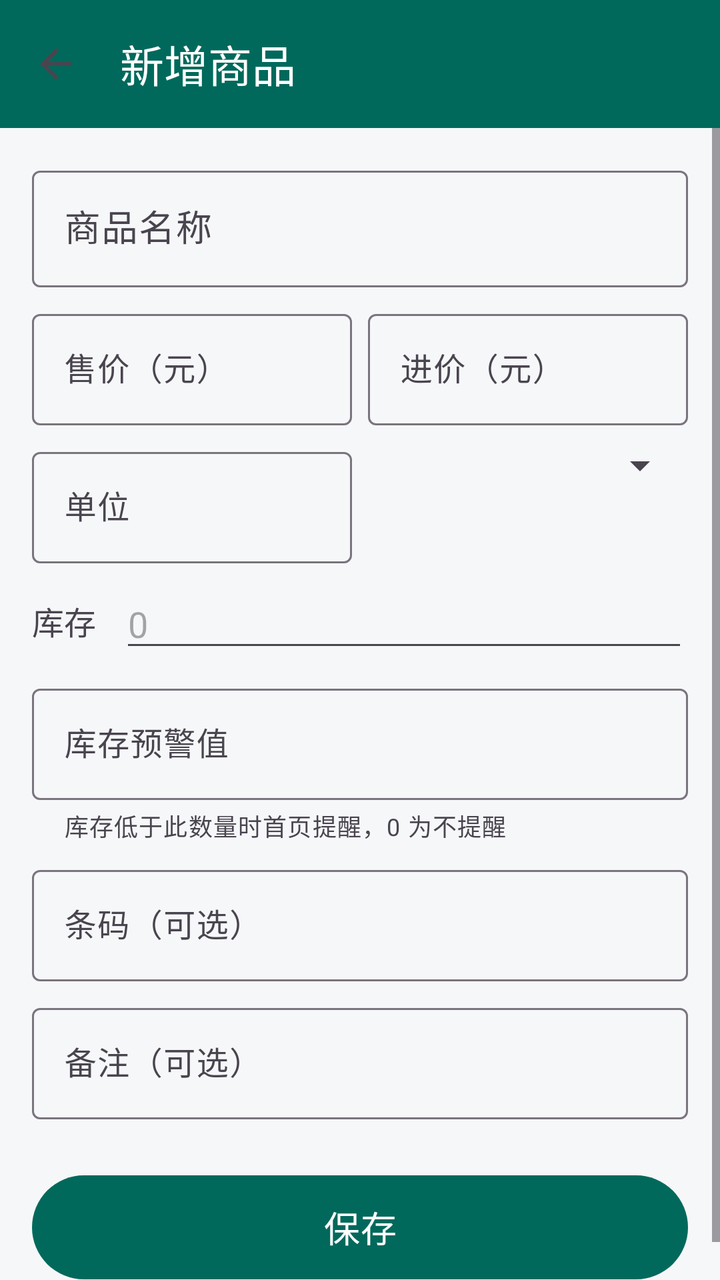
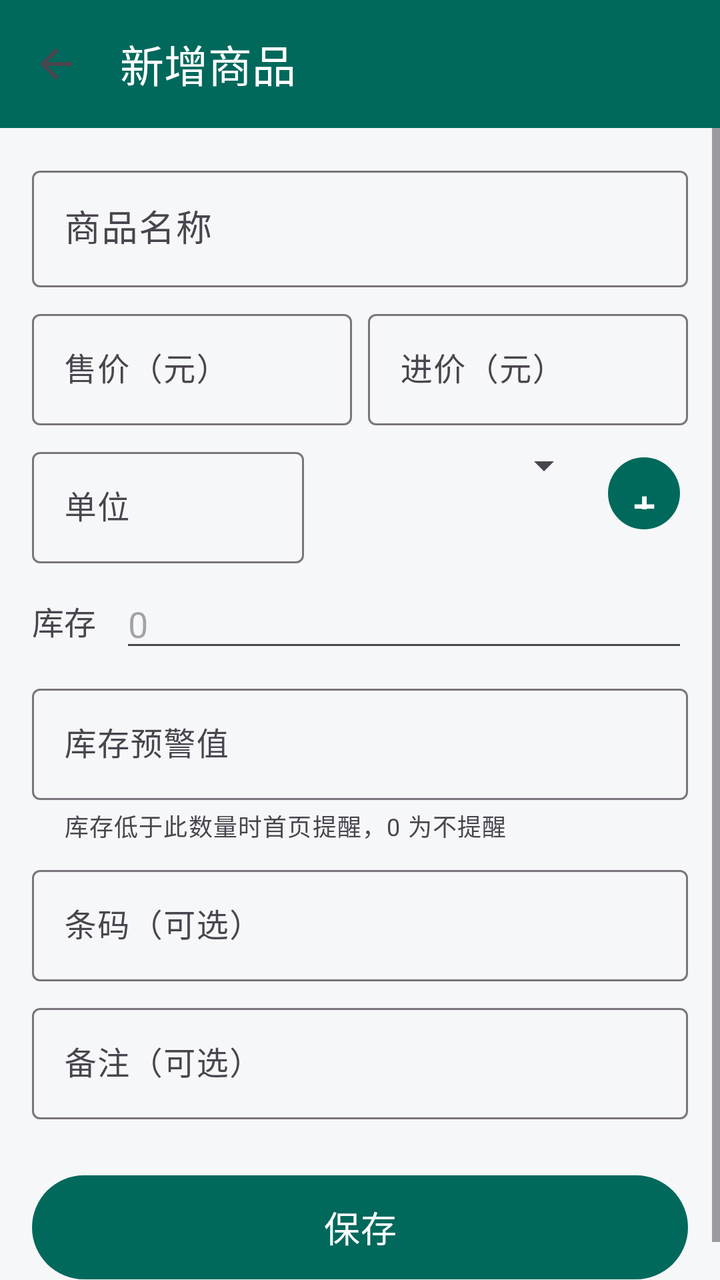

Compare the two renders of this Android layout. The source of the first and the diff that turns it into the second are given below.
<!-- AndroidManifest.xml: application theme Theme.Accounting -->
<!-- res/layout/activity_product_edit.xml -->
<?xml version="1.0" encoding="utf-8"?>
<LinearLayout xmlns:android="http://schemas.android.com/apk/res/android"
    xmlns:app="http://schemas.android.com/apk/res-auto"
    android:layout_width="match_parent"
    android:layout_height="match_parent"
    android:orientation="vertical">

    <com.google.android.material.appbar.MaterialToolbar
        android:id="@+id/toolbar"
        android:layout_width="match_parent"
        android:layout_height="?attr/actionBarSize"
        android:background="@color/brand_primary"
        app:title="@string/add_product"
        app:titleTextColor="#FFFFFF"
        app:navigationIcon="?attr/homeAsUpIndicator" />

    <ScrollView
        android:layout_width="match_parent"
        android:layout_height="0dp"
        android:layout_weight="1"
        android:fillViewport="true">

        <LinearLayout
            android:layout_width="match_parent"
            android:layout_height="wrap_content"
            android:orientation="vertical"
            android:padding="16dp">

            <com.google.android.material.textfield.TextInputLayout
                android:layout_width="match_parent"
                android:layout_height="wrap_content"
                android:hint="@string/product_name">

                <com.google.android.material.textfield.TextInputEditText
                    android:id="@+id/input_name"
                    android:layout_width="match_parent"
                    android:layout_height="wrap_content"
                    android:inputType="text"
                    android:maxLines="1"
                    android:textSize="18sp" />
            </com.google.android.material.textfield.TextInputLayout>

            <LinearLayout
                android:layout_width="match_parent"
                android:layout_height="wrap_content"
                android:orientation="horizontal"
                android:layout_marginTop="8dp">

                <com.google.android.material.textfield.TextInputLayout
                    android:layout_width="0dp"
                    android:layout_height="wrap_content"
                    android:layout_weight="1"
                    android:layout_marginEnd="8dp"
                    android:hint="@string/sale_price_label">

                    <com.google.android.material.textfield.TextInputEditText
                        android:id="@+id/input_sale_price"
                        android:layout_width="match_parent"
                        android:layout_height="wrap_content"
                        android:inputType="numberDecimal"
                        android:maxLines="1" />
                </com.google.android.material.textfield.TextInputLayout>

                <com.google.android.material.textfield.TextInputLayout
                    android:layout_width="0dp"
                    android:layout_height="wrap_content"
                    android:layout_weight="1"
                    android:hint="@string/purchase_price_label">

                    <com.google.android.material.textfield.TextInputEditText
                        android:id="@+id/input_purchase_price"
                        android:layout_width="match_parent"
                        android:layout_height="wrap_content"
                        android:inputType="numberDecimal"
                        android:maxLines="1" />
                </com.google.android.material.textfield.TextInputLayout>
            </LinearLayout>

            <LinearLayout
                android:layout_width="match_parent"
                android:layout_height="wrap_content"
                android:orientation="horizontal"
                android:layout_marginTop="8dp">

                <com.google.android.material.textfield.TextInputLayout
                    android:layout_width="0dp"
                    android:layout_height="wrap_content"
                    android:layout_weight="1"
                    android:layout_marginEnd="8dp"
                    android:hint="@string/unit_label">

                    <com.google.android.material.textfield.TextInputEditText
                        android:id="@+id/input_unit"
                        android:layout_width="match_parent"
                        android:layout_height="wrap_content"
                        android:inputType="text"
                        android:maxLines="1" />
                </com.google.android.material.textfield.TextInputLayout>

                <com.google.android.material.textfield.TextInputLayout
                    android:layout_width="0dp"
                    android:layout_height="wrap_content"
                    android:layout_weight="1"
                    android:hint="@string/category_label">

                    <androidx.appcompat.widget.AppCompatSpinner
                        android:id="@+id/spinner_category"
                        android:layout_width="match_parent"
                        android:layout_height="wrap_content"
                        android:padding="12dp" />
                </com.google.android.material.textfield.TextInputLayout>
            </LinearLayout>

            
            <LinearLayout
                android:id="@+id/row_initial_stock"
                android:layout_width="match_parent"
                android:layout_height="wrap_content"
                android:orientation="horizontal"
                android:layout_marginTop="8dp"
                android:gravity="center_vertical">

                <TextView
                    android:layout_width="wrap_content"
                    android:layout_height="wrap_content"
                    android:text="@string/stock_label"
                    android:textSize="16sp" />

                <EditText
                    android:id="@+id/input_initial_stock"
                    android:layout_width="0dp"
                    android:layout_height="wrap_content"
                    android:layout_weight="1"
                    android:layout_marginStart="12dp"
                    android:hint="0"
                    android:inputType="numberDecimal"
                    android:maxLines="1" />
            </LinearLayout>

            <com.google.android.material.textfield.TextInputLayout
                android:layout_width="match_parent"
                android:layout_height="wrap_content"
                android:layout_marginTop="8dp"
                android:hint="@string/low_stock_label"
                app:helperText="@string/low_stock_hint">

                <com.google.android.material.textfield.TextInputEditText
                    android:id="@+id/input_low_stock"
                    android:layout_width="match_parent"
                    android:layout_height="wrap_content"
                    android:inputType="numberDecimal"
                    android:maxLines="1" />
            </com.google.android.material.textfield.TextInputLayout>

            <com.google.android.material.textfield.TextInputLayout
                android:layout_width="match_parent"
                android:layout_height="wrap_content"
                android:layout_marginTop="8dp"
                android:hint="@string/barcode_label">

                <com.google.android.material.textfield.TextInputEditText
                    android:id="@+id/input_barcode"
                    android:layout_width="match_parent"
                    android:layout_height="wrap_content"
                    android:inputType="text"
                    android:maxLines="1" />
            </com.google.android.material.textfield.TextInputLayout>

            <com.google.android.material.textfield.TextInputLayout
                android:layout_width="match_parent"
                android:layout_height="wrap_content"
                android:layout_marginTop="8dp"
                android:hint="@string/product_note_label">

                <com.google.android.material.textfield.TextInputEditText
                    android:id="@+id/input_note"
                    android:layout_width="match_parent"
                    android:layout_height="wrap_content"
                    android:inputType="textMultiLine"
                    android:maxLines="3" />
            </com.google.android.material.textfield.TextInputLayout>

            <com.google.android.material.button.MaterialButton
                android:id="@+id/btn_save"
                android:layout_width="match_parent"
                android:layout_height="60dp"
                android:layout_marginTop="24dp"
                android:text="@string/save"
                android:textSize="18sp" />

            <com.google.android.material.button.MaterialButton
                android:id="@+id/btn_disable"
                style="@style/Widget.Material3.Button.OutlinedButton"
                android:layout_width="match_parent"
                android:layout_height="52dp"
                android:layout_marginTop="12dp"
                android:text="@string/disable_product"
                android:textColor="@color/money_out"
                android:visibility="gone" />
        </LinearLayout>
    </ScrollView>
</LinearLayout>
<!-- resources referenced by this layout -->
<resources>
  <color name="brand_primary">#00695C</color>
  <color name="money_out">#B3261E</color>
  <string name="add_product">新增商品</string>
  <string name="barcode_label">条码（可选）</string>
  <string name="category_label">分类</string>
  <string name="disable_product">停用</string>
  <string name="low_stock_hint">库存低于此数量时首页提醒，0 为不提醒</string>
  <string name="low_stock_label">库存预警值</string>
  <string name="product_name">商品名称</string>
  <string name="product_note_label">备注（可选）</string>
  <string name="purchase_price_label">进价（元）</string>
  <string name="sale_price_label">售价（元）</string>
  <string name="save">保存</string>
  <string name="stock_label">库存</string>
  <string name="unit_label">单位</string>
  <style name="Theme.Accounting" parent="Theme.Material3.DayNight.NoActionBar">
          <item name="colorPrimary">@color/brand_primary</item>
          <item name="colorOnPrimary">#FFFFFF</item>
          <item name="colorPrimaryContainer">@color/brand_primary_light</item>
          <item name="android:colorBackground">@color/bg_page</item>
          <item name="android:statusBarColor">@color/brand_primary_dark</item>
      </style>
  <color name="brand_primary_light">#B2DFDB</color>
  <color name="bg_page">#F6F7F8</color>
  <color name="brand_primary_dark">#004D40</color>
</resources>

<!-- the commit's change to res/layout/activity_product_edit.xml (unified diff, before → after) -->
@@ -1,5 +1,6 @@
 <?xml version="1.0" encoding="utf-8"?>
-<LinearLayout xmlns:android="http://schemas.android.com/apk/res/android"
+<LinearLayout
+    android:fitsSystemWindows="true" xmlns:android="http://schemas.android.com/apk/res/android"
     xmlns:app="http://schemas.android.com/apk/res-auto"
     android:layout_width="match_parent"
     android:layout_height="match_parent"
@@ -109,6 +110,16 @@
                         android:layout_height="wrap_content"
                         android:padding="12dp" />
                 </com.google.android.material.textfield.TextInputLayout>
+
+                <com.google.android.material.button.MaterialButton
+                    android:id="@+id/btn_add_category_inline"
+                    style="@style/Widget.Material3.Button.IconButton.Filled"
+                    android:layout_width="44dp"
+                    android:layout_height="44dp"
+                    android:layout_marginStart="4dp"
+                    android:contentDescription="@string/add_category_short"
+                    android:text="+"
+                    android:textSize="20sp" />
             </LinearLayout>
 
             
<!-- resource entries referenced after the edit -->
@@ -2,6 +2,7 @@
 <resources>
   <color name="brand_primary">#00695C</color>
   <color name="money_out">#B3261E</color>
+  <string name="add_category_short">新增分类</string>
   <string name="add_product">新增商品</string>
   <string name="barcode_label">条码（可选）</string>
   <string name="category_label">分类</string>
